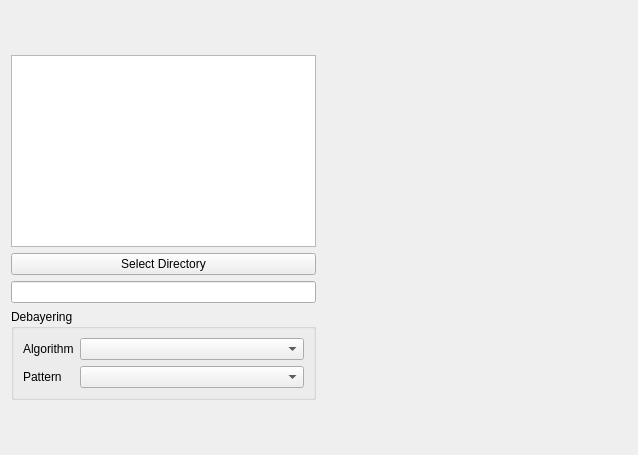
First picture: the form in src/pcot/assets/inputrgb.ui, repository AU-ExoMars/PCOT, before the edit.
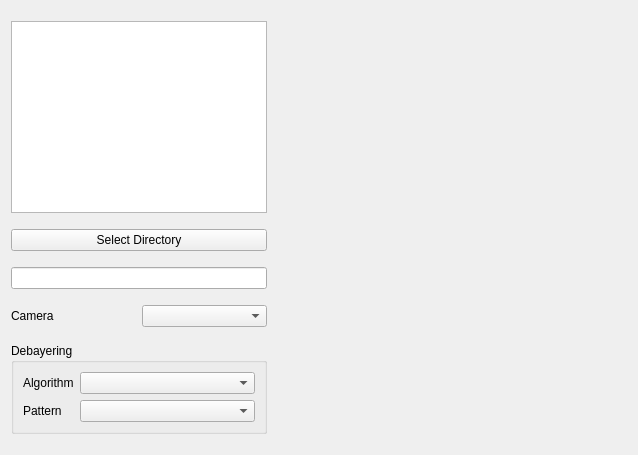
Second picture: the form after the edit. Custom widgets are drawn as their Qt base class.

Commit message: RGB loader now permits a camera; must have R, G and B filters.

The edit to the form file:
```diff
--- a/src/pcot/assets/inputrgb.ui
+++ b/src/pcot/assets/inputrgb.ui
@@ -14,29 +14,58 @@
    <string>Form</string>
   </property>
   <layout class="QGridLayout" name="gridLayout">
-   <item row="0" column="0">
-    <layout class="QVBoxLayout" name="verticalLayout_2">
-     <item>
-      <widget class="QTreeView" name="treeView">
+   <item row="0" column="2" rowspan="5">
+    <widget class="QSplitter" name="splitter">
+     <property name="orientation">
+      <enum>Qt::Horizontal</enum>
+     </property>
+     <widget class="Canvas" name="canvas" native="true">
        <property name="sizePolicy">
-        <sizepolicy hsizetype="Expanding" vsizetype="Maximum">
-         <horstretch>0</horstretch>
+       <sizepolicy hsizetype="Preferred" vsizetype="Preferred">
+        <horstretch>1</horstretch>
          <verstretch>0</verstretch>
         </sizepolicy>
        </property>
-      </widget>
-     </item>
-     <item>
+      <property name="minimumSize">
+       <size>
+        <width>100</width>
+        <height>0</height>
+       </size>
+      </property>
+     </widget>
+    </widget>
+   </item>
+   <item row="3" column="0">
+    <widget class="QLabel" name="label_3">
+     <property name="text">
+      <string>Camera</string>
+     </property>
+    </widget>
+   </item>
+   <item row="3" column="1">
+    <widget class="QComboBox" name="cameraCombo"/>
+   </item>
+   <item row="2" column="0" colspan="2">
+    <widget class="QLineEdit" name="fileEdit"/>
+   </item>
+   <item row="1" column="0" colspan="2">
       <widget class="QPushButton" name="selDirButton">
        <property name="text">
         <string>Select Directory</string>
        </property>
       </widget>
      </item>
-     <item>
-      <widget class="QLineEdit" name="fileEdit"/>
-     </item>
-     <item>
+   <item row="0" column="0" colspan="2">
+    <widget class="QTreeView" name="treeView">
+     <property name="sizePolicy">
+      <sizepolicy hsizetype="Expanding" vsizetype="Maximum">
+       <horstretch>0</horstretch>
+       <verstretch>0</verstretch>
+      </sizepolicy>
+     </property>
+    </widget>
+   </item>
+   <item row="4" column="0" colspan="2">
       <widget class="QGroupBox" name="debayerBox">
        <property name="sizePolicy">
         <sizepolicy hsizetype="Preferred" vsizetype="Maximum">
@@ -87,29 +116,6 @@
          <widget class="QComboBox" name="algoCombo"/>
         </item>
        </layout>
-      </widget>
-     </item>
-    </layout>
-   </item>
-   <item row="0" column="1">
-    <widget class="QSplitter" name="splitter">
-     <property name="orientation">
-      <enum>Qt::Horizontal</enum>
-     </property>
-     <widget class="Canvas" name="canvas" native="true">
-      <property name="sizePolicy">
-       <sizepolicy hsizetype="Preferred" vsizetype="Preferred">
-        <horstretch>1</horstretch>
-        <verstretch>0</verstretch>
-       </sizepolicy>
-      </property>
-      <property name="minimumSize">
-       <size>
-        <width>100</width>
-        <height>0</height>
-       </size>
-      </property>
-     </widget>
     </widget>
    </item>
   </layout>
```
Lines whose indentation alone changed are shown as unchanged. The commit also changes 4 other files.
